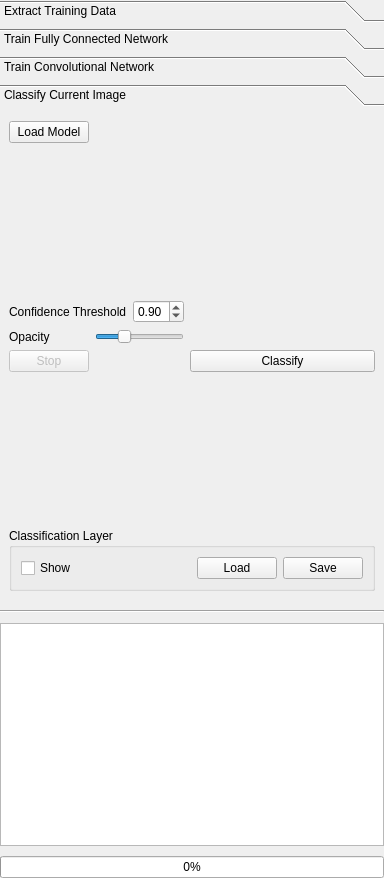
First picture: the form in nenetic/gui/toolkit_widget.ui, repository persts/Nenetic, before the edit.
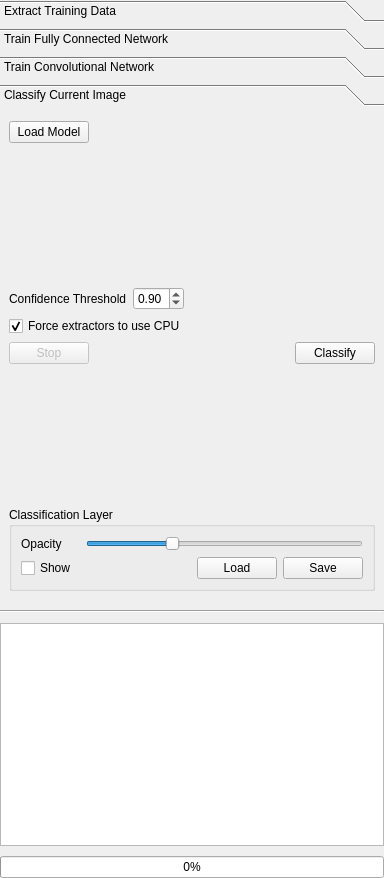
Second picture: the form after the edit. The open tabs and pages were chosen to show the change.

```diff
--- a/nenetic/gui/toolkit_widget.ui
+++ b/nenetic/gui/toolkit_widget.ui
@@ -1292,8 +1292,8 @@
        <rect>
         <x>0</x>
         <y>0</y>
-        <width>310</width>
-        <height>221</height>
+        <width>384</width>
+        <height>480</height>
        </rect>
       </property>
       <attribute name="label">
@@ -1338,21 +1338,15 @@
         </spacer>
        </item>
        <item>
-        <layout class="QGridLayout" name="gridLayout_2">
-         <item row="0" column="3" rowspan="2">
-          <spacer name="horizontalSpacer_25">
-           <property name="orientation">
-            <enum>Qt::Horizontal</enum>
+        <layout class="QHBoxLayout" name="horizontalLayout_2">
+         <item>
+          <widget class="QLabel" name="label_19">
+           <property name="text">
+            <string>Confidence Threshold</string>
            </property>
-           <property name="sizeHint" stdset="0">
-            <size>
-             <width>40</width>
-             <height>20</height>
-            </size>
-           </property>
-          </spacer>
+          </widget>
          </item>
-         <item row="0" column="2">
+         <item>
           <widget class="QDoubleSpinBox" name="doubleSpinBoxConfidence">
            <property name="maximum">
             <double>1.000000000000000</double>
@@ -1365,40 +1359,57 @@
            </property>
           </widget>
          </item>
-         <item row="0" column="0" colspan="2">
-          <widget class="QLabel" name="label_19">
-           <property name="text">
-            <string>Confidence Threshold</string>
+         <item>
+          <spacer name="horizontalSpacer_25">
+           <property name="orientation">
+            <enum>Qt::Horizontal</enum>
            </property>
-          </widget>
+           <property name="sizeHint" stdset="0">
+            <size>
+             <width>40</width>
+             <height>20</height>
+            </size>
+           </property>
+          </spacer>
          </item>
-         <item row="1" column="0">
-          <widget class="QLabel" name="label_20">
+        </layout>
+       </item>
+       <item>
+        <widget class="QCheckBox" name="checkBoxForceCpu">
+         <property name="text">
+          <string>Force extractors to use CPU</string>
+         </property>
+         <property name="checked">
+          <bool>true</bool>
+         </property>
+        </widget>
+       </item>
+       <item>
+        <layout class="QHBoxLayout" name="horizontalLayout_7">
+         <item>
+          <widget class="QPushButton" name="pushButtonStopClassification">
+           <property name="enabled">
+            <bool>false</bool>
+           </property>
            <property name="text">
-            <string>Opacity</string>
+            <string>Stop</string>
            </property>
           </widget>
          </item>
-         <item row="1" column="1" colspan="2">
-          <widget class="QSlider" name="horizontalSliderOpacity">
-           <property name="maximum">
-            <number>100</number>
-           </property>
-           <property name="pageStep">
-            <number>1</number>
-           </property>
-           <property name="value">
-            <number>30</number>
-           </property>
-           <property name="sliderPosition">
-            <number>30</number>
-           </property>
+         <item>
+          <spacer name="horizontalSpacer_11">
            <property name="orientation">
             <enum>Qt::Horizontal</enum>
            </property>
-          </widget>
+           <property name="sizeHint" stdset="0">
+            <size>
+             <width>40</width>
+             <height>20</height>
+            </size>
+           </property>
+          </spacer>
          </item>
-         <item row="2" column="3">
+         <item>
           <widget class="QPushButton" name="pushButtonClassify">
            <property name="enabled">
             <bool>true</bool>
@@ -1408,16 +1419,6 @@
            </property>
           </widget>
          </item>
-         <item row="2" column="0">
-          <widget class="QPushButton" name="pushButtonStopClassification">
-           <property name="enabled">
-            <bool>false</bool>
-           </property>
-           <property name="text">
-            <string>Stop</string>
-           </property>
-          </widget>
-         </item>
         </layout>
        </item>
        <item>
@@ -1438,15 +1439,41 @@
          <property name="title">
           <string>Classification Layer</string>
          </property>
-         <layout class="QHBoxLayout" name="horizontalLayout_2">
-          <item>
+         <layout class="QGridLayout" name="gridLayout_2">
+          <item row="0" column="0">
+           <widget class="QLabel" name="label_20">
+            <property name="text">
+             <string>Opacity</string>
+            </property>
+           </widget>
+          </item>
+          <item row="0" column="1" colspan="3">
+           <widget class="QSlider" name="horizontalSliderOpacity">
+            <property name="maximum">
+             <number>100</number>
+            </property>
+            <property name="pageStep">
+             <number>1</number>
+            </property>
+            <property name="value">
+             <number>30</number>
+            </property>
+            <property name="sliderPosition">
+             <number>30</number>
+            </property>
+            <property name="orientation">
+             <enum>Qt::Horizontal</enum>
+            </property>
+           </widget>
+          </item>
+          <item row="1" column="0">
            <widget class="QCheckBox" name="checkBoxShowClassification">
             <property name="text">
              <string>Show </string>
             </property>
            </widget>
           </item>
-          <item>
+          <item row="1" column="1">
            <spacer name="horizontalSpacer_4">
             <property name="orientation">
              <enum>Qt::Horizontal</enum>
```
Left out of the diff: 8 changed lines with no effect on the pictures.
